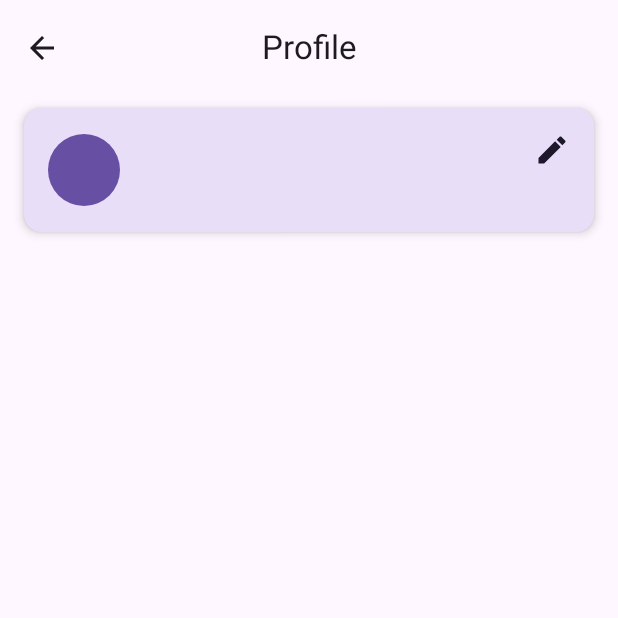
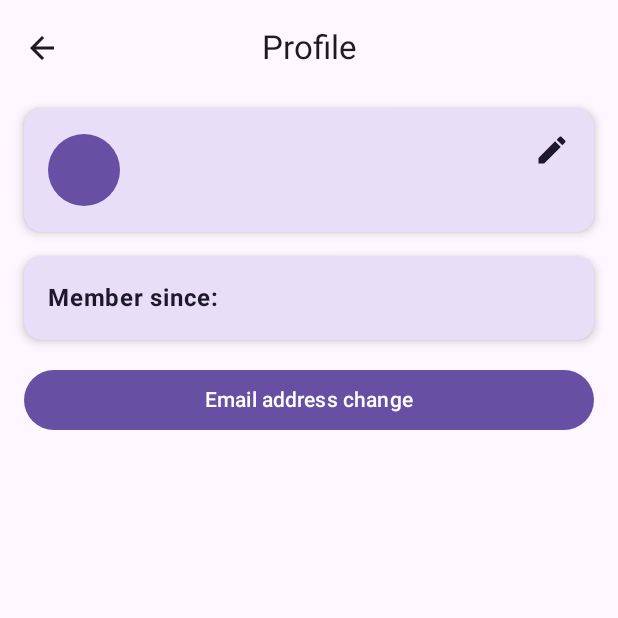
Before and after one commit to Maciek451/TravelBuddy, an Android app built with Jetpack Compose: the ProfileScreen screen opened through its navigation route, on a phone screen of 412 x 824 dp, the top half of it. Run offline under Robolectric (Android 15) with nearby library versions, the phone set to English and light mode, and no system bars; our stand-ins replace Firebase (no records; nobody signed in at launch, a user with empty details on screens opened directly); 3 statements that could not run were skipped.

Commit message:
Update profile screen and add date creation card

```diff
--- a/ASTravelBuddy/app/src/main/java/uk/ac/aber/dcs/chm9360/travelbuddy/ui/FirebaseViewModel.kt
+++ b/ASTravelBuddy/app/src/main/java/uk/ac/aber/dcs/chm9360/travelbuddy/ui/FirebaseViewModel.kt
@@ -16,6 +16,9 @@ import uk.ac.aber.dcs.chm9360.travelbuddy.model.Phrase
 import uk.ac.aber.dcs.chm9360.travelbuddy.model.Trip
 import uk.ac.aber.dcs.chm9360.travelbuddy.model.User
 import uk.ac.aber.dcs.chm9360.travelbuddy.utils.AuthenticationState
+import java.text.SimpleDateFormat
+import java.util.Date
+import java.util.Locale
 
 class FirebaseViewModel : ViewModel() {
     private val auth = FirebaseAuth.getInstance()
@@ -39,11 +42,15 @@ class FirebaseViewModel : ViewModel() {
     private val _isRefreshing = MutableStateFlow(false)
     val isRefreshing: StateFlow<Boolean> get() = _isRefreshing
 
+    private val _creationDate = MutableStateFlow<String?>(null)
+    val creationDate: StateFlow<String?> get() = _creationDate
+
     init {
         observeAuthState()
         fetchPhrases()
         fetchTrips()
         fetchFriends()
+        fetchCreationDate()
     }
 
     private fun observeAuthState() {
@@ -142,6 +149,16 @@ class FirebaseViewModel : ViewModel() {
     fun signOut() {
         auth.signOut()
         _authState.value = null
+    }
+
+    fun fetchCreationDate() {
+        val user = auth.currentUser
+        if (user != null) {
+            val metadata = user.metadata
+            val creationTimestamp = metadata?.creationTimestamp ?: return
+            val dateFormat = SimpleDateFormat("yyyy-MM-dd", Locale.getDefault())
+            _creationDate.value = dateFormat.format(Date(creationTimestamp))
+        }
     }
 
     fun sendVerificationEmail(onResult: (Boolean) -> Unit) {
--- a/ASTravelBuddy/app/src/main/java/uk/ac/aber/dcs/chm9360/travelbuddy/ui/account/Profile.kt
+++ /dev/null
@@ -1,132 +0,0 @@
-package uk.ac.aber.dcs.chm9360.travelbuddy.ui.account
-
-import androidx.compose.foundation.background
-import androidx.compose.foundation.layout.Arrangement
-import androidx.compose.foundation.layout.Box
-import androidx.compose.foundation.layout.Column
-import androidx.compose.foundation.layout.Row
-import androidx.compose.foundation.layout.Spacer
-import androidx.compose.foundation.layout.fillMaxWidth
-import androidx.compose.foundation.layout.padding
-import androidx.compose.foundation.layout.size
-import androidx.compose.foundation.shape.CircleShape
-import androidx.compose.material.icons.Icons
-import androidx.compose.material.icons.filled.Edit
-import androidx.compose.material.icons.filled.FavoriteBorder
-import androidx.compose.material3.Card
-import androidx.compose.material3.CardDefaults
-import androidx.compose.material3.ExperimentalMaterial3Api
-import androidx.compose.material3.Icon
-import androidx.compose.material3.MaterialTheme
-import androidx.compose.material3.Text
-import androidx.compose.runtime.Composable
-import androidx.compose.runtime.LaunchedEffect
-import androidx.compose.runtime.collectAsState
-import androidx.compose.runtime.getValue
-import androidx.compose.runtime.mutableStateOf
-import androidx.compose.runtime.saveable.rememberSaveable
-import androidx.compose.ui.Alignment
-import androidx.compose.ui.Modifier
-import androidx.compose.ui.draw.clip
-import androidx.compose.ui.graphics.Color
-import androidx.compose.ui.res.stringResource
-import androidx.compose.ui.text.font.FontWeight
-import androidx.compose.ui.unit.dp
-import androidx.compose.ui.unit.sp
-import androidx.lifecycle.viewmodel.compose.viewModel
-import androidx.navigation.NavHostController
-import uk.ac.aber.dcs.chm9360.travelbuddy.R
-import uk.ac.aber.dcs.chm9360.travelbuddy.ui.FirebaseViewModel
-import uk.ac.aber.dcs.chm9360.travelbuddy.ui.components.AppBarWithArrowBack
-
-@Composable
-fun ProfileScreen(
-    navController: NavHostController,
-    firebaseViewModel: FirebaseViewModel = viewModel()
-) {
-    val title = R.string.profile
-    val authState by firebaseViewModel.authState.collectAsState()
-    val email = authState?.email ?: stringResource(id = R.string.email_not_available)
-    val monogram = email.firstOrNull()?.uppercase() ?: ""
-    val username by firebaseViewModel.username.collectAsState()
-
-    LaunchedEffect(Unit) {
-        firebaseViewModel.fetchUsername()
-    }
-
-    Column {
-        AppBarWithArrowBack(navController = navController, appBarTitle = title, showSaveButton = false, showMoreIcon = false)
-        UserProfile(username = username ?: "", email = email, monogram = monogram)
-    }
-}
-
-@OptIn(ExperimentalMaterial3Api::class)
-@Composable
-fun UserProfile(
-    firebaseViewModel: FirebaseViewModel = viewModel(),
-    username: String,
-    email: String,
-    monogram: String)
-{
-    val showUsernameDialog = rememberSaveable { mutableStateOf(false) }
-    EditUsernameDialog(
-        showDialog = showUsernameDialog.value,
-        onDismiss = { showUsernameDialog.value = false },
-        firebaseViewModel = firebaseViewModel
-    )
-    Card(
-        modifier = Modifier
-            .fillMaxWidth()
-            .padding(horizontal = 16.dp, vertical = 8.dp),
-        colors = CardDefaults.cardColors(
-            containerColor = MaterialTheme.colorScheme.secondaryContainer
-        ),
-        elevation = CardDefaults.cardElevation(4.dp),
-        onClick = { showUsernameDialog.value = true }
-    ) {
-        Row(
-            modifier = Modifier
-                .fillMaxWidth()
-                .padding(16.dp),
-            verticalAlignment = Alignment.CenterVertically
-        ) {
-            Box(
-                modifier = Modifier
-                    .size(48.dp)
-                    .clip(CircleShape)
-                    .background(MaterialTheme.colorScheme.primary),
-                contentAlignment = Alignment.Center
-            ) {
-                Text(
-                    text = monogram,
-                    color = Color.White,
-                    fontSize = 20.sp,
-                    fontWeight = FontWeight.Bold
-                )
-            }
-            Spacer(modifier = Modifier.padding(10.dp))
-            Column {
-                Row(
-                    modifier = Modifier.fillMaxWidth(),
-                    horizontalArrangement = Arrangement.SpaceBetween,
-                    verticalAlignment = Alignment.CenterVertically) {
-                    Text(
-                        text = username,
-                        style = MaterialTheme.typography.bodyLarge,
-                        fontWeight = FontWeight.Bold
-                    )
-                    Icon(
-                        imageVector = Icons.Default.Edit,
-                        contentDescription = stringResource(R.string.edit_icon)
-                    )
-                }
-                Spacer(modifier = Modifier.padding(3.dp))
-                Text(
-                    text = email,
-                    style = MaterialTheme.typography.bodyMedium,
-                    color = Color.Gray
-                )
-            }
-        }
-    }
-}
--- /dev/null
+++ b/ASTravelBuddy/app/src/main/java/uk/ac/aber/dcs/chm9360/travelbuddy/ui/account/ProfileScreen.kt
@@ -0,0 +1,167 @@
+package uk.ac.aber.dcs.chm9360.travelbuddy.ui.account
+
+import androidx.compose.foundation.background
+import androidx.compose.foundation.layout.Arrangement
+import androidx.compose.foundation.layout.Box
+import androidx.compose.foundation.layout.Column
+import androidx.compose.foundation.layout.Row
+import androidx.compose.foundation.layout.Spacer
+import androidx.compose.foundation.layout.fillMaxWidth
+import androidx.compose.foundation.layout.padding
+import androidx.compose.foundation.layout.size
+import androidx.compose.foundation.shape.CircleShape
+import androidx.compose.material.icons.Icons
+import androidx.compose.material.icons.filled.Edit
+import androidx.compose.material3.Button
+import androidx.compose.material3.Card
+import androidx.compose.material3.CardDefaults
+import androidx.compose.material3.ExperimentalMaterial3Api
+import androidx.compose.material3.Icon
+import androidx.compose.material3.MaterialTheme
+import androidx.compose.material3.Text
+import androidx.compose.runtime.Composable
+import androidx.compose.runtime.LaunchedEffect
+import androidx.compose.runtime.collectAsState
+import androidx.compose.runtime.getValue
+import androidx.compose.runtime.mutableStateOf
+import androidx.compose.runtime.saveable.rememberSaveable
+import androidx.compose.ui.Alignment
+import androidx.compose.ui.Modifier
+import androidx.compose.ui.draw.clip
+import androidx.compose.ui.graphics.Color
+import androidx.compose.ui.res.stringResource
+import androidx.compose.ui.text.font.FontWeight
+import androidx.compose.ui.unit.dp
+import androidx.compose.ui.unit.sp
+import androidx.lifecycle.viewmodel.compose.viewModel
+import androidx.navigation.NavHostController
+import uk.ac.aber.dcs.chm9360.travelbuddy.R
+import uk.ac.aber.dcs.chm9360.travelbuddy.ui.FirebaseViewModel
+import uk.ac.aber.dcs.chm9360.travelbuddy.ui.components.AppBarWithArrowBack
+
+@OptIn(ExperimentalMaterial3Api::class)
+@Composable
+fun ProfileScreen(
+    navController: NavHostController,
+    firebaseViewModel: FirebaseViewModel = viewModel()
+) {
+    val title = R.string.profile
+    val authState by firebaseViewModel.authState.collectAsState()
+    val email = authState?.email ?: stringResource(id = R.string.email_not_available)
+    val monogram = email.firstOrNull()?.uppercase() ?: ""
+    val username by firebaseViewModel.username.collectAsState()
+    val creationDate by firebaseViewModel.creationDate.collectAsState()
+    val showUsernameDialog = rememberSaveable { mutableStateOf(false) }
+
+    LaunchedEffect(Unit) {
+        firebaseViewModel.fetchUsername()
+        firebaseViewModel.fetchCreationDate()
+    }
+
+    Column {
+        AppBarWithArrowBack(navController = navController, appBarTitle = title, showSaveButton = false, showMoreIcon = false)
+
+        EditUsernameDialog(
+            showDialog = showUsernameDialog.value,
+            onDismiss = { showUsernameDialog.value = false },
+            firebaseViewModel = firebaseViewModel
+        )
+
+        Card(
+            modifier = Modifier
+                .fillMaxWidth()
+                .padding(horizontal = 16.dp, vertical = 8.dp),
+            colors = CardDefaults.cardColors(
+                containerColor = MaterialTheme.colorScheme.secondaryContainer
+            ),
+            elevation = CardDefaults.cardElevation(4.dp),
+            onClick = { showUsernameDialog.value = true }
+        ) {
+            Row(
+                modifier = Modifier
+                    .fillMaxWidth()
+                    .padding(16.dp),
+                verticalAlignment = Alignment.CenterVertically
+            ) {
+                Box(
+                    modifier = Modifier
+                        .size(48.dp)
+                        .clip(CircleShape)
+                        .background(MaterialTheme.colorScheme.primary),
+                    contentAlignment = Alignment.Center
+                ) {
+                    Text(
+                        text = monogram,
+                        color = Color.White,
+                        fontSize = 20.sp,
+                        fontWeight = FontWeight.Bold
+                    )
+                }
+                Spacer(modifier = Modifier.padding(10.dp))
+                Column {
+                    Row(
+                        modifier = Modifier.fillMaxWidth(),
+                        horizontalArrangement = Arrangement.SpaceBetween,
+                        verticalAlignment = Alignment.CenterVertically
+                    ) {
+                        Text(
+                            text = username ?: "",
+                            style = MaterialTheme.typography.bodyLarge,
+                            fontWeight = FontWeight.Bold
+                        )
+                        Icon(
+                            imageVector = Icons.Default.Edit,
+                            contentDescription = stringResource(R.string.edit_icon)
+                        )
+                    }
+                    Spacer(modifier = Modifier.padding(3.dp))
+                    Text(
+                        text = email,
+                        style = MaterialTheme.typography.bodyMedium,
+                        color = Color.Gray
+                    )
+                }
+            }
+        }
+
+        Card(
+            modifier = Modifier
+                .fillMaxWidth()
+                .padding(horizontal = 16.dp, vertical = 8.dp),
+            colors = CardDefaults.cardColors(
+                containerColor = MaterialTheme.colorScheme.secondaryContainer
+            ),
+            elevation = CardDefaults.cardElevation(4.dp)
+        ) {
+            Row(
+                modifier = Modifier
+                    .fillMaxWidth()
+                    .padding(16.dp),
+                verticalAlignment = Alignment.CenterVertically
+            ) {
+                Text(
+                    text = stringResource(id = R.string.account_creation_date),
+                    style = MaterialTheme.typography.bodyLarge,
+                    fontWeight = FontWeight.Bold
+                )
+                Spacer(modifier = Modifier.padding(10.dp))
+                Text(
+                    text = creationDate ?: "",
+                    style = MaterialTheme.typography.bodyMedium,
+                    color = Color.Gray
+                )
+            }
+        }
+
+        Button(
+            modifier = Modifier
+                .fillMaxWidth()
+                .padding(horizontal = 16.dp, vertical = 8.dp),
+            onClick = {
+
+            }
+        ) {
+            Text(text = stringResource(id = R.string.change_email))
+        }
+    }
+}
--- a/ASTravelBuddy/app/src/main/res/values/strings.xml
+++ b/ASTravelBuddy/app/src/main/res/values/strings.xml
@@ -25,7 +25,7 @@
     <string name="theme">Theme</string>
     <string name="language">Language</string>
     <string name="terms_of_service">Terms of service</string>
-    <string name="edit_profile">Edit profile</string>
+    <string name="edit_profile">User profile</string>
     <string name="settings">Settings</string>
     <string name="version">Version</string>
     <string name="app_icon">App icon</string>
@@ -132,4 +132,6 @@
     <string name="profile">Profile</string>
     <string name="edit_icon">Edit icon</string>
     <string name="location_button">Location icon button</string>
+    <string name="account_creation_date">"Member since: "</string>
+    <string name="change_email">Email address change</string>
 </resources>
```
